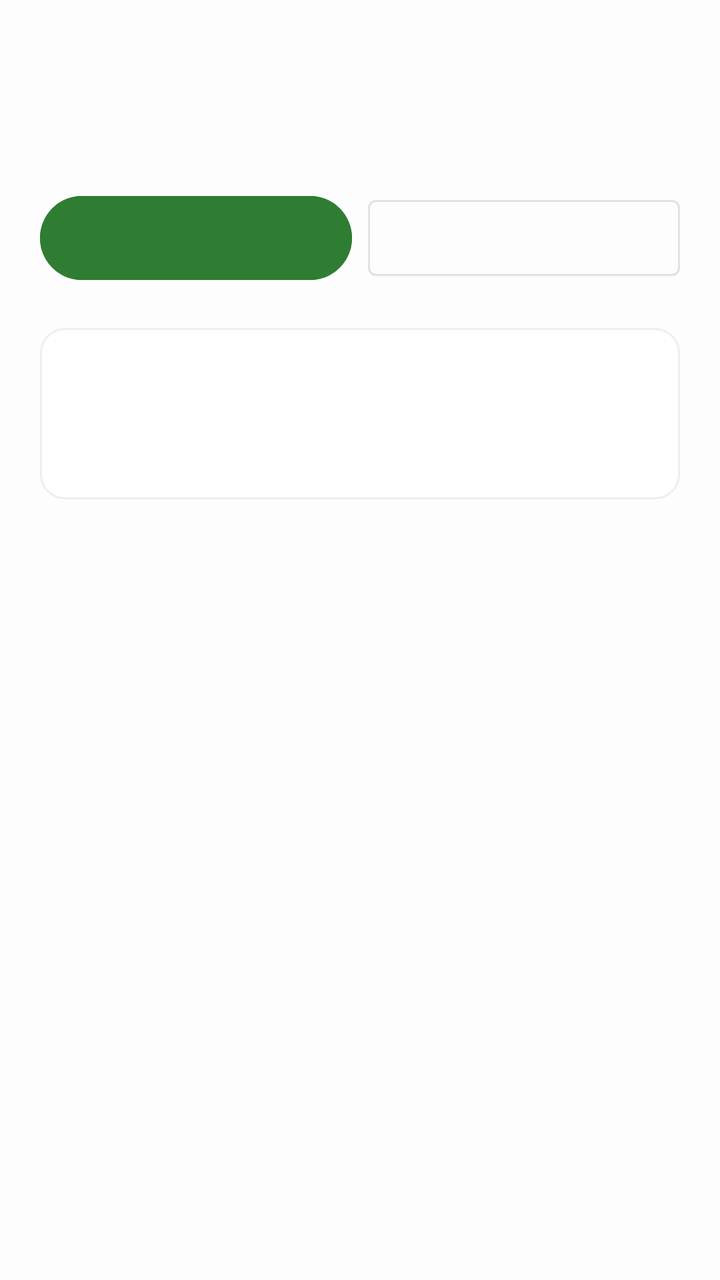
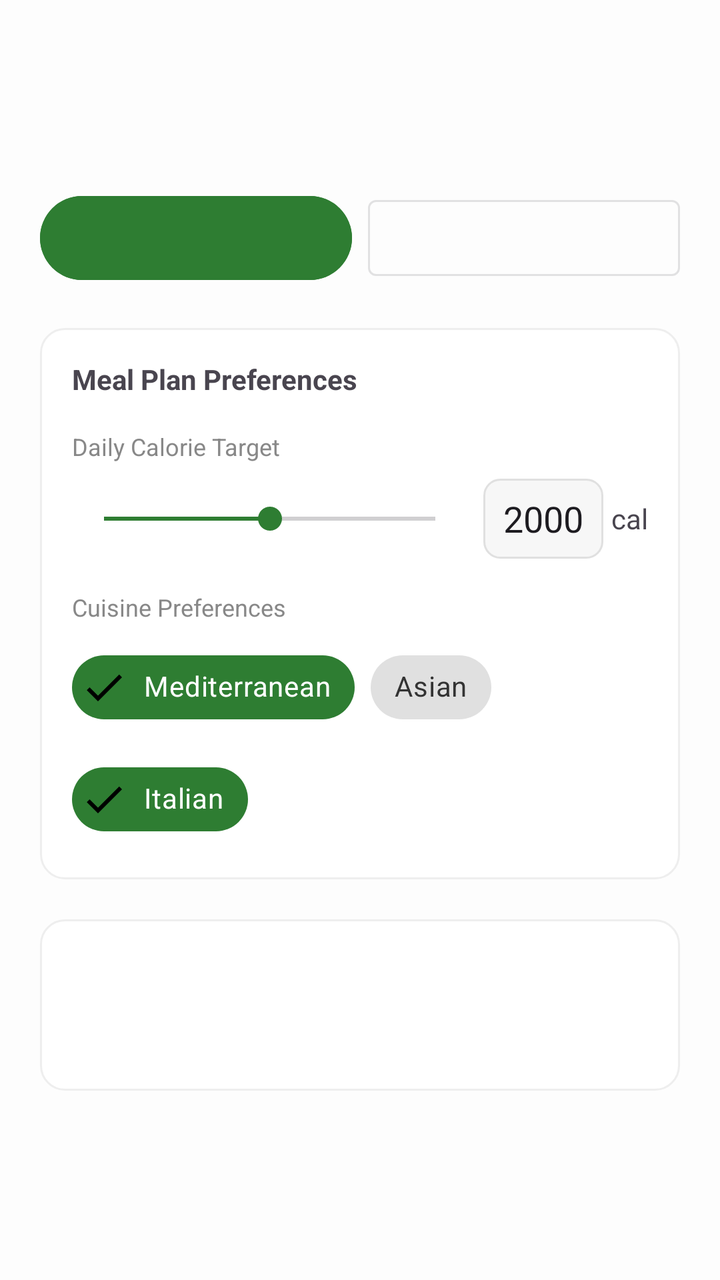

Compare the two renders of this Android layout. The source of the first and the diff that turns it into the second are given below.
<!-- AndroidManifest.xml: application theme Theme.NutriNest -->
<!-- res/layout/fragment_meal_plan.xml -->
<?xml version="1.0" encoding="utf-8"?>
<LinearLayout xmlns:android="http://schemas.android.com/apk/res/android"
    xmlns:app="http://schemas.android.com/apk/res-auto"
    android:layout_width="match_parent"
    android:layout_height="match_parent"
    android:orientation="vertical"
    android:background="#FDFDFD"
    android:padding="20dp">

    
    <TextView
        android:id="@+id/tvMealPlansTitle"
        android:layout_width="wrap_content"
        android:layout_height="wrap_content"
        android:textColor="#2E7D32"
        android:textSize="26sp"
        android:textStyle="bold" />

    <TextView
        android:id="@+id/tvMealPlansSubtitle"
        android:layout_width="wrap_content"
        android:layout_height="wrap_content"
        android:textColor="#888888"
        android:layout_marginBottom="20dp"/>

    
    <LinearLayout
        android:layout_width="match_parent"
        android:layout_height="wrap_content"
        android:orientation="horizontal"
        android:layout_marginBottom="20dp">

        <Button
            android:id="@+id/btnGenerate"
            android:layout_width="0dp"
            android:layout_height="50dp"
            android:layout_weight="1"
            android:backgroundTint="#2E7D32"
            android:textAllCaps="false"
            android:layout_marginEnd="8dp"/>

        <Button
            android:id="@+id/btnExportPlan"
            android:layout_width="0dp"
            android:layout_height="50dp"
            android:layout_weight="1"
            style="@style/Widget.MaterialComponents.Button.OutlinedButton"
            android:textColor="#2E7D32"
            android:textAllCaps="false" />
    </LinearLayout>

    
    <LinearLayout
        android:layout_width="match_parent"
        android:layout_height="wrap_content"
        android:background="@drawable/bg_card"
        android:padding="20dp"
        android:orientation="horizontal"
        android:gravity="center_vertical"
        android:layout_marginBottom="20dp">

        <LinearLayout
            android:layout_width="0dp"
            android:layout_height="wrap_content"
            android:layout_weight="1.2"
            android:orientation="vertical">
            <TextView
                android:id="@+id/tvDailyTotalLabel"
                android:layout_width="wrap_content"
                android:layout_height="wrap_content"
                android:textSize="12sp"
                android:textColor="#888888"/>
            <TextView
                android:id="@+id/tvDailyTotalCals"
                android:layout_width="wrap_content"
                android:layout_height="wrap_content"
                android:textSize="22sp"
                android:textStyle="bold"
                android:textColor="#2E7D32"/>
        </LinearLayout>

        
        <LinearLayout
            android:layout_width="0dp"
            android:layout_height="wrap_content"
            android:layout_weight="1"
            android:gravity="center"
            android:orientation="vertical">
            <TextView
                android:id="@+id/tvProteinLabel"
                android:layout_width="wrap_content"
                android:layout_height="wrap_content"
                android:textSize="10sp"
                android:textColor="#888888"/>
            <TextView
                android:id="@+id/tvProteinValue"
                android:layout_width="wrap_content"
                android:layout_height="wrap_content"
                android:textStyle="bold"/>
        </LinearLayout>

        <LinearLayout
            android:layout_width="0dp"
            android:layout_height="wrap_content"
            android:layout_weight="1"
            android:gravity="center"
            android:orientation="vertical">
            <TextView
                android:id="@+id/tvCarbsLabel"
                android:layout_width="wrap_content"
                android:layout_height="wrap_content"
                android:textSize="10sp"
                android:textColor="#888888"/>
            <TextView
                android:id="@+id/tvCarbsValue"
                android:layout_width="wrap_content"
                android:layout_height="wrap_content"
                android:textStyle="bold"/>
        </LinearLayout>

        <LinearLayout
            android:layout_width="0dp"
            android:layout_height="wrap_content"
            android:layout_weight="1"
            android:gravity="center"
            android:orientation="vertical">
            <TextView
                android:id="@+id/tvFatsLabel"
                android:layout_width="wrap_content"
                android:layout_height="wrap_content"
                android:textSize="10sp"
                android:textColor="#888888"/>
            <TextView
                android:id="@+id/tvFatsValue"
                android:layout_width="wrap_content"
                android:layout_height="wrap_content"
                android:textStyle="bold"/>
        </LinearLayout>
    </LinearLayout>

    
    <ListView
        android:id="@+id/lvMealPlan"
        android:layout_width="match_parent"
        android:layout_height="0dp"
        android:layout_weight="1"
        android:divider="@android:color/transparent"
        android:dividerHeight="12dp"
        android:scrollbars="none" />

</LinearLayout>
<!-- resources referenced by this layout -->
<resources>
  <!-- drawable bg_card (drawable) -->
  <shape xmlns:android="http://schemas.android.com/apk/res/android">
      <solid android:color="#FFFFFF" />
      <corners android:radius="12dp" />
      <stroke android:width="1dp" android:color="#EEEEEE" />
  </shape>
  <style name="Theme.NutriNest" parent="Base.Theme.NutriNest" />
  <style name="Base.Theme.NutriNest" parent="Theme.Material3.DayNight.NoActionBar">
          
          
      </style>
</resources>

<!-- the commit's change to res/layout/fragment_meal_plan.xml (unified diff, before → after) -->
@@ -1,10 +1,17 @@
 <?xml version="1.0" encoding="utf-8"?>
-<LinearLayout xmlns:android="http://schemas.android.com/apk/res/android"
+<ScrollView xmlns:android="http://schemas.android.com/apk/res/android"
     xmlns:app="http://schemas.android.com/apk/res-auto"
     android:layout_width="match_parent"
     android:layout_height="match_parent"
+    android:background="#FDFDFD"
+    android:fillViewport="true"
+    android:clipToPadding="false"
+    android:paddingBottom="80dp">
+
+<LinearLayout
+    android:layout_width="match_parent"
+    android:layout_height="wrap_content"
     android:orientation="vertical"
-    android:background="#FDFDFD"
     android:padding="20dp">
 
     
@@ -36,6 +43,7 @@
             android:layout_height="50dp"
             android:layout_weight="1"
             android:backgroundTint="#2E7D32"
+            android:textColor="@color/white"
             android:textAllCaps="false"
             android:layout_marginEnd="8dp"/>
 
@@ -47,6 +55,38 @@
             style="@style/Widget.MaterialComponents.Button.OutlinedButton"
             android:textColor="#2E7D32"
             android:textAllCaps="false" />
+    </LinearLayout>
+
+    
+    <LinearLayout
+        android:layout_width="match_parent"
+        android:layout_height="wrap_content"
+        android:layout_marginBottom="20dp"
+        android:background="@drawable/bg_card"
+        android:orientation="vertical"
+        android:padding="16dp">
+
+        <TextView android:text="Meal Plan Preferences" android:textStyle="bold" android:layout_width="match_parent" android:layout_height="wrap_content"/>
+
+        <TextView android:text="Daily Calorie Target" android:layout_marginTop="16dp" android:textSize="12sp" android:textColor="#888888" android:layout_width="wrap_content" android:layout_height="wrap_content"/>
+
+        <LinearLayout android:layout_width="match_parent" android:layout_height="wrap_content" android:gravity="center_vertical" android:orientation="horizontal" android:layout_marginTop="8dp">
+            <SeekBar android:id="@+id/sbCalories" android:layout_width="0dp" android:layout_height="wrap_content" android:layout_weight="1" android:max="4000" android:progress="2000" android:progressTint="#2E7D32" android:thumbTint="#2E7D32"/>
+            <EditText android:id="@+id/etCalories" android:layout_width="60dp" android:layout_height="40dp" android:text="2000" android:gravity="center" android:background="@drawable/bg_input_field" android:layout_marginStart="8dp"/>
+            <TextView android:text="cal" android:layout_marginStart="4dp" android:layout_width="wrap_content" android:layout_height="wrap_content"/>
+        </LinearLayout>
+
+        
+        <TextView android:text="Cuisine Preferences" android:layout_marginTop="16dp" android:textSize="12sp" android:textColor="#888888" android:layout_width="wrap_content" android:layout_height="wrap_content"/>
+        <com.google.android.material.chip.ChipGroup
+            android:layout_width="match_parent"
+            android:layout_height="wrap_content"
+            android:layout_marginTop="8dp"
+            app:chipSpacing="8dp">
+            <com.google.android.material.chip.Chip style="@style/Widget.MaterialComponents.Chip.Filter" android:layout_width="wrap_content" android:layout_height="wrap_content" android:text="Mediterranean" android:checked="true" app:chipBackgroundColor="@color/chip_bg" android:textColor="@color/chip_text"/>
+            <com.google.android.material.chip.Chip style="@style/Widget.MaterialComponents.Chip.Filter" android:layout_width="wrap_content" android:layout_height="wrap_content" android:text="Asian" app:chipBackgroundColor="@color/chip_bg" android:textColor="@color/chip_text"/>
+            <com.google.android.material.chip.Chip style="@style/Widget.MaterialComponents.Chip.Filter" android:layout_width="wrap_content" android:layout_height="wrap_content" android:text="Italian" android:checked="true" app:chipBackgroundColor="@color/chip_bg" android:textColor="@color/chip_text"/>
+        </com.google.android.material.chip.ChipGroup>
     </LinearLayout>
 
     
@@ -69,7 +109,7 @@
                 android:layout_width="wrap_content"
                 android:layout_height="wrap_content"
                 android:textSize="12sp"
-                android:textColor="#888888"/>
+                android:textColor="#555555"/>
             <TextView
                 android:id="@+id/tvDailyTotalCals"
                 android:layout_width="wrap_content"
@@ -91,7 +131,7 @@
                 android:layout_width="wrap_content"
                 android:layout_height="wrap_content"
                 android:textSize="10sp"
-                android:textColor="#888888"/>
+                android:textColor="#555555"/>
             <TextView
                 android:id="@+id/tvProteinValue"
                 android:layout_width="wrap_content"
@@ -110,7 +150,7 @@
                 android:layout_width="wrap_content"
                 android:layout_height="wrap_content"
                 android:textSize="10sp"
-                android:textColor="#888888"/>
+                android:textColor="#555555"/>
             <TextView
                 android:id="@+id/tvCarbsValue"
                 android:layout_width="wrap_content"
@@ -129,7 +169,7 @@
                 android:layout_width="wrap_content"
                 android:layout_height="wrap_content"
                 android:textSize="10sp"
-                android:textColor="#888888"/>
+                android:textColor="#555555"/>
             <TextView
                 android:id="@+id/tvFatsValue"
                 android:layout_width="wrap_content"
@@ -138,14 +178,13 @@
         </LinearLayout>
     </LinearLayout>
 
-    
     <ListView
         android:id="@+id/lvMealPlan"
         android:layout_width="match_parent"
-        android:layout_height="0dp"
-        android:layout_weight="1"
+        android:layout_height="wrap_content"
         android:divider="@android:color/transparent"
         android:dividerHeight="12dp"
         android:scrollbars="none" />
 
 </LinearLayout>
+</ScrollView>
<!-- resource entries referenced after the edit -->
@@ -1,10 +1,17 @@
 <!-- resources referenced by this layout -->
 <resources>
+  <color name="white">#FFFFFFFF</color>
   <!-- drawable bg_card (drawable) -->
   <shape xmlns:android="http://schemas.android.com/apk/res/android">
       <solid android:color="#FFFFFF" />
       <corners android:radius="12dp" />
       <stroke android:width="1dp" android:color="#EEEEEE" />
+  </shape>
+  <!-- drawable bg_input_field (drawable) -->
+  <shape xmlns:android="http://schemas.android.com/apk/res/android">
+      <solid android:color="#F7F7F7" />
+      <corners android:radius="8dp" />
+      <stroke android:width="1dp" android:color="#E0E0E0" />
   </shape>
   <style name="Theme.NutriNest" parent="Base.Theme.NutriNest" />
   <style name="Base.Theme.NutriNest" parent="Theme.Material3.DayNight.NoActionBar">
